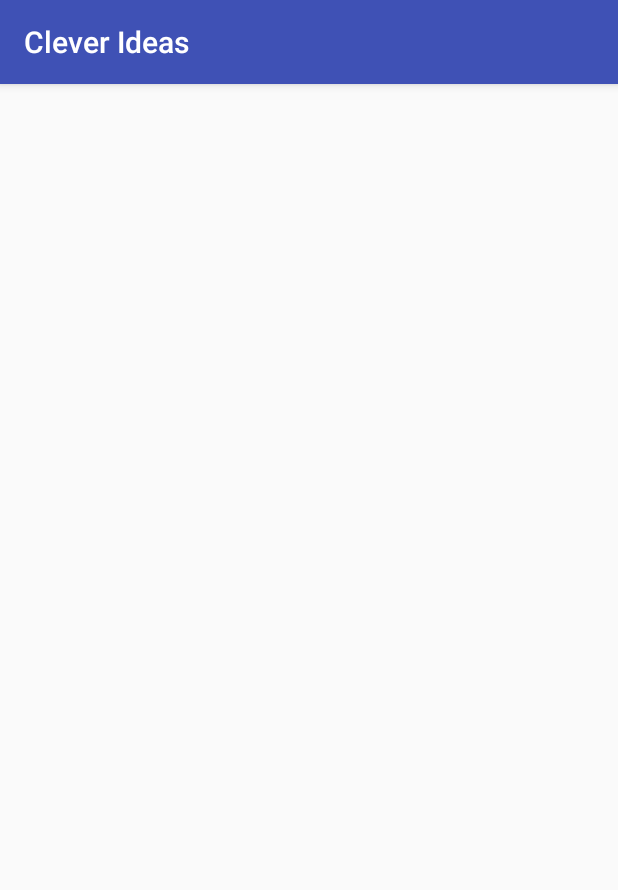
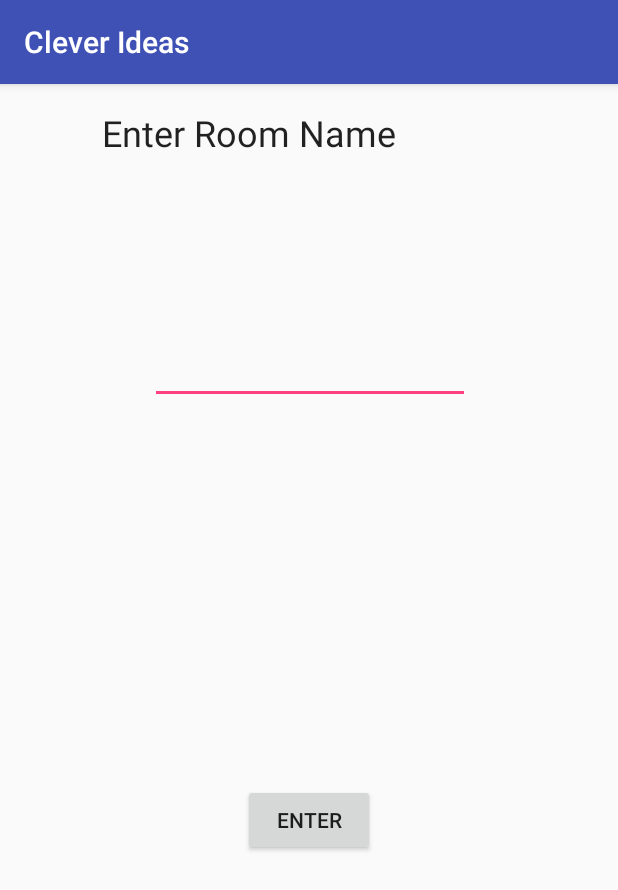
Before and after one commit to kchecker/meet-android, an Android app: the screen it shows after launch (MainActivity before the commit, WelcomeActivity after it), on a phone screen of 412 x 824 dp. Shown: the top 890 px of the screen. Run offline under Robolectric (Android 15) with nearby library versions, the phone set to English and light mode, and no system bars; 2 statements that could not run were skipped.

Commit message:
Added a new welcome screen to enter room name and fixed some bug

```diff
--- /dev/null
+++ b/app/src/main/java/com/example/jitsiandroid/WelcomeActivity.java
@@ -0,0 +1,44 @@
+package com.example.jitsiandroid;
+
+import android.os.Bundle;
+import android.support.design.widget.FloatingActionButton;
+import android.support.design.widget.Snackbar;
+import android.support.v7.app.AppCompatActivity;
+import android.support.v7.widget.Toolbar;
+import android.view.View;
+import android.content.Intent;
+import android.widget.EditText;
+
+
+
+public class WelcomeActivity extends AppCompatActivity {
+
+    public static final String EXTRA_MESSAGE = "com.example.jitsiandroid.MESSAGE";
+
+    @Override
+    protected void onCreate(Bundle savedInstanceState) {
+        super.onCreate(savedInstanceState);
+        setContentView(R.layout.activity_welcome);
+        Toolbar toolbar = (Toolbar) findViewById(R.id.toolbar);
+        setSupportActionBar(toolbar);
+
+        FloatingActionButton fab = (FloatingActionButton) findViewById(R.id.fab);
+        fab.setOnClickListener(new View.OnClickListener() {
+            @Override
+            public void onClick(View view) {
+                Snackbar.make(view, "Replace with your own action", Snackbar.LENGTH_LONG)
+                        .setAction("Action", null).show();
+            }
+        });
+    }
+
+    public void sendRoomName(View view){
+        Intent intent = new Intent(this, MainActivity.class);
+        EditText editText = (EditText) findViewById(R.id.roomText);
+        String message = editText.getText().toString();
+        intent.putExtra(EXTRA_MESSAGE, message);
+        startActivity(intent);
+
+    }
+
+}
--- /dev/null
+++ b/app/src/main/res/layout/activity_welcome.xml
@@ -0,0 +1,27 @@
+<?xml version="1.0" encoding="utf-8"?>
+<android.support.design.widget.CoordinatorLayout xmlns:android="http://schemas.android.com/apk/res/android"
+    xmlns:app="http://schemas.android.com/apk/res-auto"
+    xmlns:tools="http://schemas.android.com/tools"
+    android:layout_width="match_parent"
+    android:layout_height="match_parent"
+    tools:context="com.example.jitsiandroid.WelcomeActivity">
+
+    <android.support.design.widget.AppBarLayout
+        android:layout_width="match_parent"
+        android:layout_height="wrap_content"
+        android:theme="@style/AppTheme.AppBarOverlay">
+
+        <android.support.v7.widget.Toolbar
+            android:id="@+id/toolbar"
+            android:layout_width="match_parent"
+            android:layout_height="?attr/actionBarSize"
+            android:background="?attr/colorPrimary"
+            app:popupTheme="@style/AppTheme.PopupOverlay" />
+
+    </android.support.design.widget.AppBarLayout>
+
+    <include
+        android:id="@+id/room_name"
+        layout="@layout/content_welcome" />
+
+</android.support.design.widget.CoordinatorLayout>
--- /dev/null
+++ b/app/src/main/res/layout/content_welcome.xml
@@ -0,0 +1,54 @@
+<?xml version="1.0" encoding="utf-8"?>
+<android.support.constraint.ConstraintLayout xmlns:android="http://schemas.android.com/apk/res/android"
+    xmlns:app="http://schemas.android.com/apk/res-auto"
+    xmlns:tools="http://schemas.android.com/tools"
+    android:layout_width="match_parent"
+    android:layout_height="match_parent"
+    app:layout_behavior="@string/appbar_scrolling_view_behavior"
+    tools:context="com.example.jitsiandroid.WelcomeActivity"
+    tools:showIn="@layout/activity_welcome">
+
+    <EditText
+        android:id="@+id/roomText"
+        android:layout_width="wrap_content"
+        android:layout_height="wrap_content"
+        android:layout_below="@id/textView"
+        android:layout_marginEnd="8dp"
+        android:layout_marginStart="8dp"
+        android:layout_marginTop="92dp"
+        android:ems="10"
+        android:inputType="textPersonName"
+        app:layout_constraintEnd_toEndOf="parent"
+        app:layout_constraintHorizontal_bias="0.503"
+        app:layout_constraintStart_toStartOf="parent"
+        app:layout_constraintTop_toBottomOf="@+id/textView" />
+
+    <TextView
+        android:id="@+id/textView"
+        android:layout_width="277dp"
+        android:layout_height="60dp"
+        android:layout_marginEnd="8dp"
+        android:layout_marginStart="8dp"
+        android:layout_marginTop="16dp"
+        android:text="Enter Room Name"
+        android:textAppearance="@style/TextAppearance.AppCompat.Headline"
+        app:layout_constraintEnd_toEndOf="parent"
+        app:layout_constraintHorizontal_bias="0.505"
+        app:layout_constraintStart_toStartOf="parent"
+        app:layout_constraintTop_toTopOf="parent" />
+
+    <Button
+        android:id="@+id/roomButton"
+        android:layout_width="wrap_content"
+        android:layout_height="wrap_content"
+        android:layout_marginBottom="8dp"
+        android:layout_marginEnd="8dp"
+        android:layout_marginStart="8dp"
+        android:layout_marginTop="8dp"
+        android:onClick="sendRoomName"
+        android:text="Enter"
+        app:layout_constraintBottom_toBottomOf="parent"
+        app:layout_constraintEnd_toEndOf="parent"
+        app:layout_constraintStart_toStartOf="parent"
+        app:layout_constraintTop_toBottomOf="@+id/roomText" />
+</android.support.constraint.ConstraintLayout>
--- /dev/null
+++ b/app/src/main/res/values/dimens.xml
@@ -0,0 +1,3 @@
+<resources>
+    <dimen name="fab_margin">16dp</dimen>
+</resources>
--- a/app/src/main/res/values/strings.xml
+++ b/app/src/main/res/values/strings.xml
@@ -1,3 +1,4 @@
 <resources>
     <string name="app_name">Clever Ideas</string>
+    <string name="title_activity_welcome">Clever Ideas</string>
 </resources>
--- a/app/src/main/res/values/styles.xml
+++ b/app/src/main/res/values/styles.xml
@@ -8,4 +8,13 @@
         <item name="colorAccent">@color/colorAccent</item>
     </style>
 
+    <style name="AppTheme.NoActionBar">
+        <item name="windowActionBar">false</item>
+        <item name="windowNoTitle">true</item>
+    </style>
+
+    <style name="AppTheme.AppBarOverlay" parent="ThemeOverlay.AppCompat.Dark.ActionBar" />
+
+    <style name="AppTheme.PopupOverlay" parent="ThemeOverlay.AppCompat.Light" />
+
 </resources>
```
Also changed, not shown: app/build.gradle (+8 -0 lines), app/src/main/AndroidManifest.xml (+8 -2 lines), app/src/main/java/com/example/jitsiandroid/MainActivity.java (+18 -2 lines).
